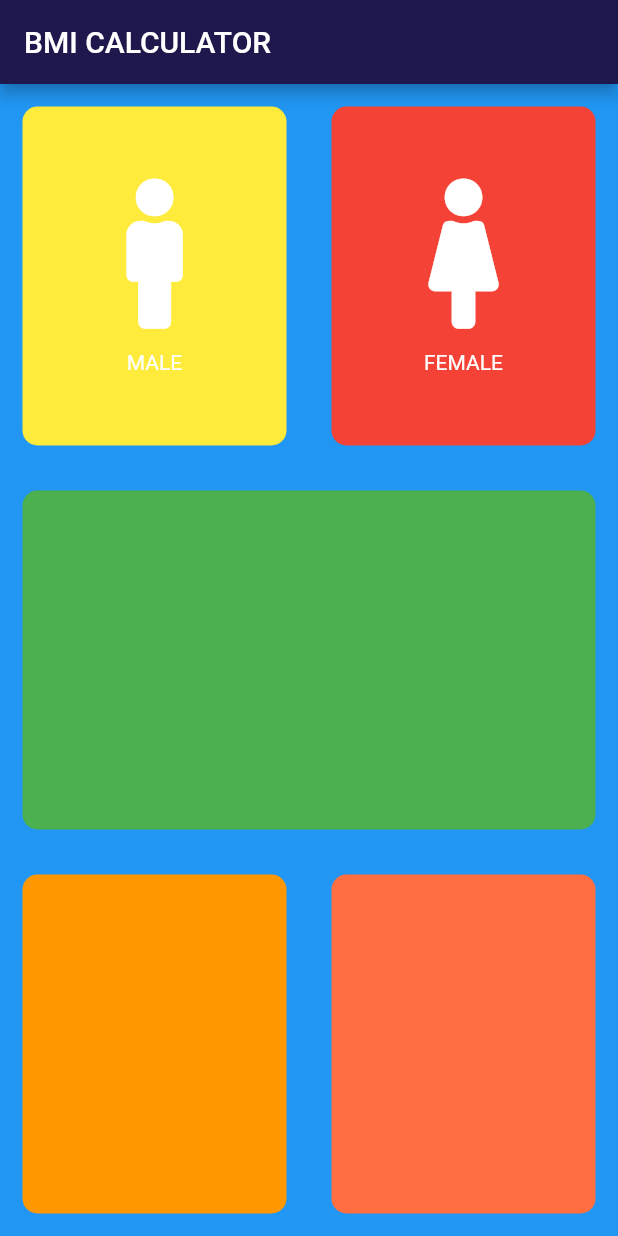
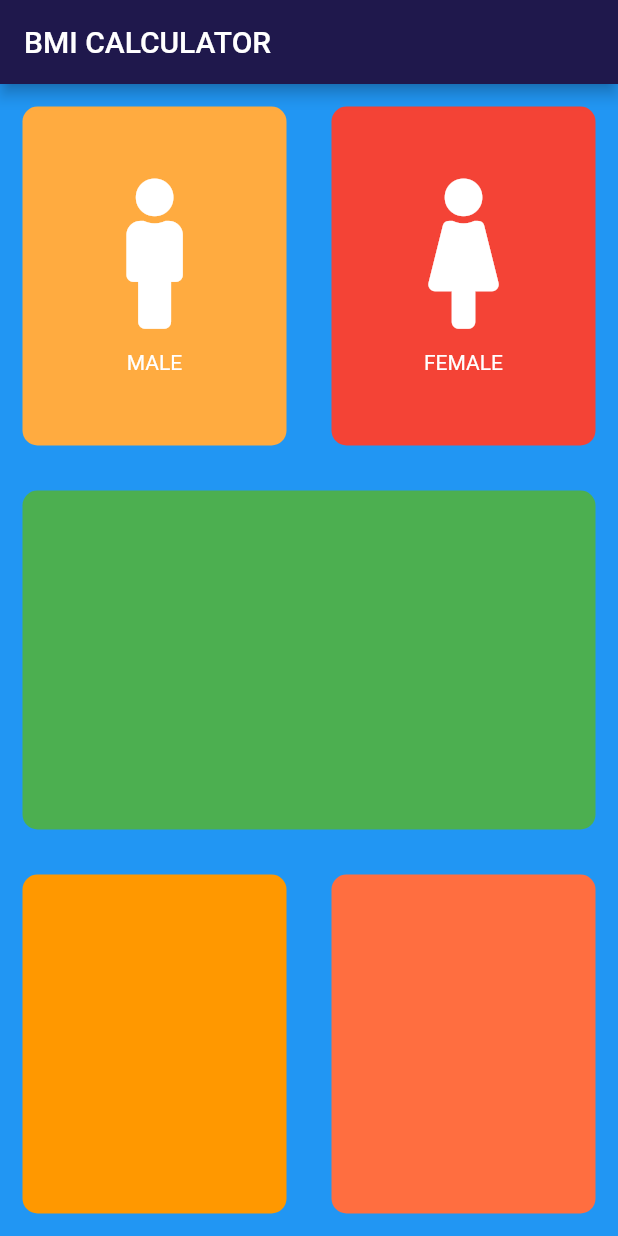
Before and after one commit to MariamTayyab/bmi_calculator, a Flutter app: the screen it shows after launch, on a phone screen of 412 x 824 dp. Run offline on Flutter 3.47's test engine with Material 2 defaults, Android fonts, the phone set to English and light mode, and no system bars; our stand-ins replace font_awesome_flutter.

Commit message:
lec 59b(color changing)

```diff
--- a/lib/input_page.dart
+++ b/lib/input_page.dart
@@ -23,7 +23,7 @@ class _InputPageState extends State<InputPage> {
           Expanded(child:Row(
             children: [
               Expanded(child: RefactorContainerCode(
-                Colors: Colors.yellow,
+                Colors: Colors.orangeAccent,
                 CardWidget: new RepeatTextAndIcon(
                   iconData: FontAwesomeIcons.male,
                   label: 'MALE',
```
